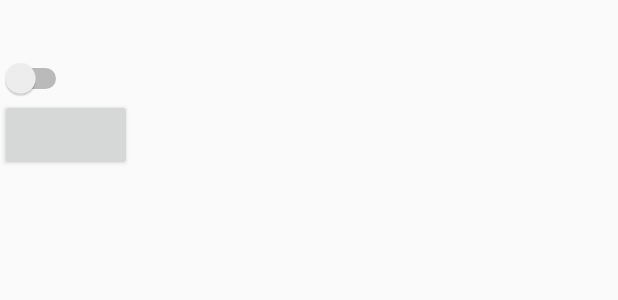
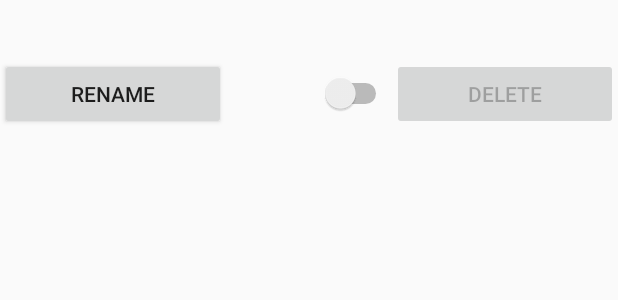
Before and after one commit to Kortforsyningen/GPSLogSheet2, an Android app: the layout photo_dialog.xml on its own in the app's theme, with its tools: preview values and no code run, on a phone screen of 412 x 824 dp. Shown: the top 300 px of the screen. Run offline under Robolectric (Android 15) with nearby library versions, the phone set to English and light mode, and no system bars.

Commit message:
App now gets full size images from camera. Image dialog taking shape. Still does not save images in associated project->setup

```diff
--- a/app/src/main/AndroidManifest.xml
+++ b/app/src/main/AndroidManifest.xml
@@ -55,12 +55,12 @@
         <service android:name=".LocationHandler" android:process=":location_handler" />
         <provider
             android:name="android.support.v4.content.FileProvider"
-            android:authorities="ref.sdfe.gpslogsheet2.fileprovider"
+            android:authorities="${applicationId}.provider"
             android:exported="false"
             android:grantUriPermissions="true">
             <meta-data
                 android:name="android.support.FILE_PROVIDER_PATHS"
-                android:resource="@xml/file_paths"></meta-data>
+                android:resource="@xml/file_paths" />
         </provider>
     </application>
 
--- a/app/src/main/res/layout/photo_dialog.xml
+++ b/app/src/main/res/layout/photo_dialog.xml
@@ -9,17 +9,48 @@
     <ImageView
         android:id="@+id/photo_image_view"
         android:layout_width="wrap_content"
-        android:layout_height="wrap_content" />
+        android:layout_height="wrap_content"
+        android:adjustViewBounds="true"/>
     <TextView
         android:id="@+id/photo_text_view"
         android:layout_width="wrap_content"
         android:layout_height="wrap_content" />
+
+    <!--Dummy item to prevent focus being stolen by TextView-->
+    <LinearLayout
+        android:focusable="true"
+        android:focusableInTouchMode="true"
+        android:layout_width="0px"
+        android:layout_height="0px"/>
+
+    <AutoCompleteTextView
+        android:id="@+id/photo_edit_text"
+        android:layout_width="match_parent"
+        android:layout_height="0dp"
+        android:layout_weight="1" />
+
+    <LinearLayout
+        android:layout_width="match_parent"
+        android:layout_height="match_parent"
+        android:orientation="horizontal">
+        <Button
+            android:id="@+id/photo_rename_button"
+            android:text="Rename"
+            android:layout_width="wrap_content"
+            android:layout_height="wrap_content"
+            android:layout_weight="1" />
         <Switch
             android:id="@+id/photo_delete_switch"
             android:layout_width="wrap_content"
-        android:layout_height="wrap_content" />
+            android:layout_height="wrap_content"
+            android:layout_weight="1" />
         <Button
             android:id="@+id/photo_delete_button"
+            android:enabled="false"
+            android:text="Delete"
             android:layout_width="wrap_content"
-        android:layout_height="wrap_content" />
+            android:layout_height="wrap_content"
+            android:layout_weight="1" />
     </LinearLayout>
+
+</LinearLayout>
--- a/app/src/main/res/xml/file_paths.xml
+++ b/app/src/main/res/xml/file_paths.xml
@@ -1,4 +1,4 @@
 <?xml version="1.0" encoding="utf-8"?>
 <paths xmlns:android="http://schemas.android.com/apk/res/android">
-    <external-files-path name="my_images" path="/images" />-->
+    <files-path name="images" path="images/" />
 </paths>
```
Also changed, not shown: app/src/main/java/ref/sdfe/gpslogsheet2/SetupsFragment.java (+70 -32 lines). Lines whose indentation alone changed are shown as unchanged.
